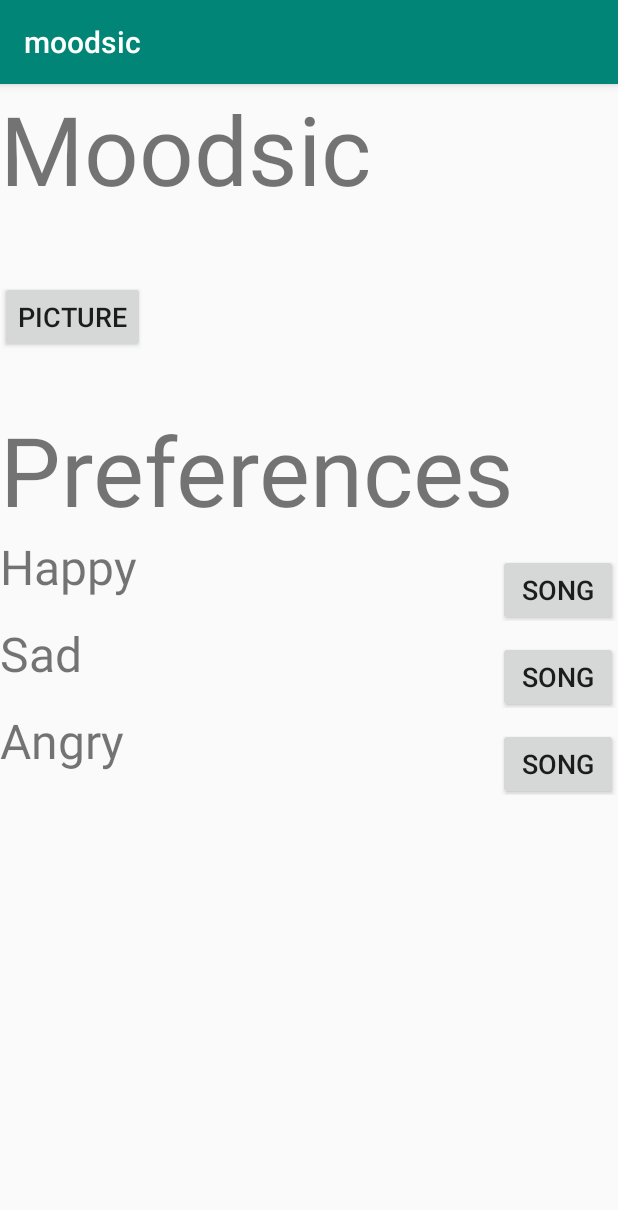
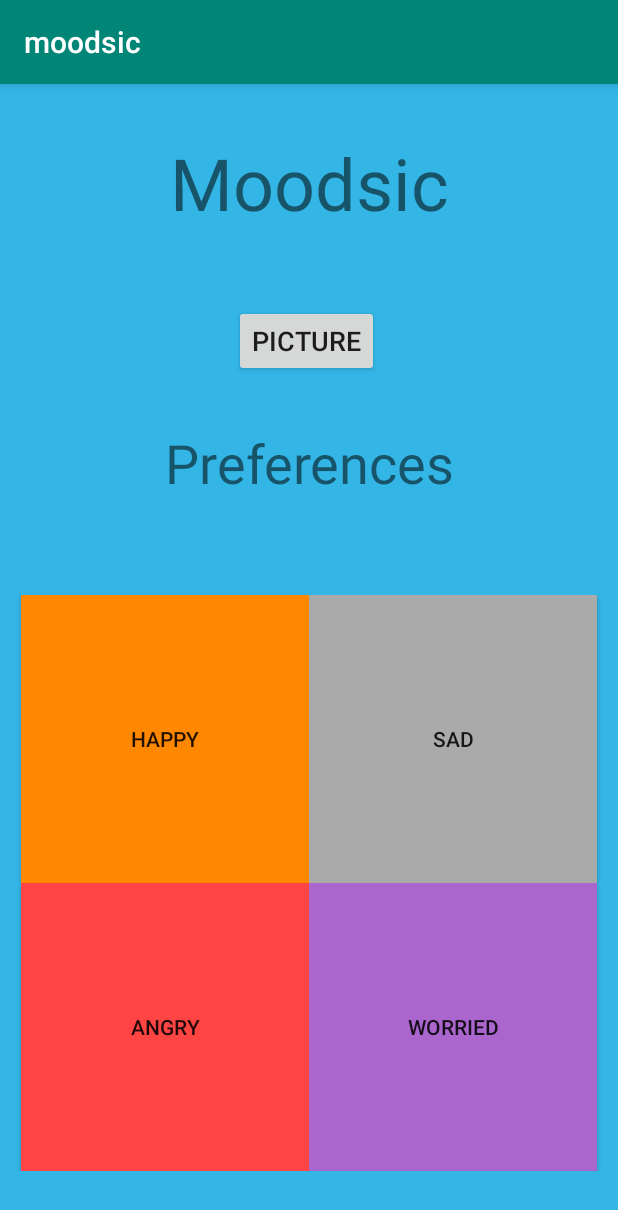
Before and after one commit to matttang7/moodsic, an Android app: the screen it shows after launch (MainActivity), on a phone screen of 412 x 824 dp. Shown: the top 1210 px of the screen. Run offline under Robolectric (Android 15) with nearby library versions, the phone set to English and light mode, and no system bars.

Commit message:
Square buttons

```diff
--- a/moodsic/app/src/main/java/com/example/moodsic/MainActivity.java
+++ b/moodsic/app/src/main/java/com/example/moodsic/MainActivity.java
@@ -28,9 +28,11 @@ public class MainActivity extends AppCompatActivity {
         super.onCreate(savedInstanceState);
         setContentView(R.layout.activity_main);
 
-        final Button happy = findViewById(R.id.happybutton);
-        final Button sad = findViewById(R.id.sadbutton);
-        final Button angry = findViewById(R.id.angrybutton);
+        final Button happy = findViewById(R.id.btn_happy);
+        final Button sad = findViewById(R.id.btn_sad);
+        final Button angry = findViewById(R.id.btn_angry);
+        final Button worried = findViewById(R.id.btn_worried);
+
         final Button picture = findViewById(R.id.picture);
         picture.setOnClickListener(new View.OnClickListener() {
             @Override
@@ -51,7 +53,7 @@ public class MainActivity extends AppCompatActivity {
                 popup.setOnMenuItemClickListener(new PopupMenu.OnMenuItemClickListener() {
                     public boolean onMenuItemClick(MenuItem item) {
                         buttonClicked(item);
-                        happy.setText(item.getTitle());
+                        happy.setText("Happy\n" + item.getTitle());
                         return true;
                     }
                 });
@@ -72,7 +74,7 @@ public class MainActivity extends AppCompatActivity {
                 popup.setOnMenuItemClickListener(new PopupMenu.OnMenuItemClickListener() {
                     public boolean onMenuItemClick(MenuItem item) {
                         buttonClicked(item);
-                        sad.setText(item.getTitle());
+                        sad.setText("Sad\n" + item.getTitle());
                         return true;
                     }
                 });
@@ -93,7 +95,28 @@ public class MainActivity extends AppCompatActivity {
                 popup.setOnMenuItemClickListener(new PopupMenu.OnMenuItemClickListener() {
                     public boolean onMenuItemClick(MenuItem item) {
                         buttonClicked(item);
-                        angry.setText(item.getTitle());
+                        angry.setText("Angry\n" + item.getTitle());
+                        return true;
+                    }
+                });
+
+                popup.show();//showing popup menu
+            }
+        });
+
+        worried.setOnClickListener(new View.OnClickListener() {
+            @Override
+            public void onClick(View v) {
+                //Creating the instance of PopupMenu
+                PopupMenu popup = new PopupMenu(MainActivity.this, worried);
+                //Inflating the Popup using xml file
+                popup.getMenuInflater().inflate(R.menu.popup_menu, popup.getMenu());
+
+                //registering popup with OnMenuItemClickListener
+                popup.setOnMenuItemClickListener(new PopupMenu.OnMenuItemClickListener() {
+                    public boolean onMenuItemClick(MenuItem item) {
+                        buttonClicked(item);
+                        worried.setText("Worried\n" + item.getTitle());
                         return true;
                     }
                 });
--- a/moodsic/app/src/main/res/layout/activity_main.xml
+++ b/moodsic/app/src/main/res/layout/activity_main.xml
@@ -4,121 +4,190 @@
     xmlns:tools="http://schemas.android.com/tools"
     android:layout_width="match_parent"
     android:layout_height="match_parent"
+    android:background="@android:color/holo_blue_light"
     tools:context=".MainActivity">
 
     <TextView
         android:id="@+id/Title"
+        android:layout_width="match_parent"
+        android:layout_height="wrap_content"
+        android:layout_marginBottom="200dp"
+        android:gravity="center"
+        android:text="Moodsic"
+        android:textSize="48sp"
+        app:layout_constraintBottom_toTopOf="@+id/scrollView3"
+        app:layout_constraintStart_toStartOf="parent"
+        app:layout_constraintTop_toTopOf="parent">
+
+    </TextView>
+
+    <Button
+        android:id="@+id/picture"
         android:layout_width="wrap_content"
         android:layout_height="wrap_content"
-        android:layout_marginBottom="214dp"
-        android:gravity="start"
-        android:text="Moodsic"
-        android:textSize="64sp"
-        app:layout_constraintBottom_toTopOf="@+id/scrollView3"
+        android:layout_marginStart="156dp"
+        android:layout_marginLeft="156dp"
+        android:gravity="center"
+        android:text="Picture"
+        android:textSize="18sp"
+        app:layout_constraintBottom_toTopOf="@+id/preferences"
         app:layout_constraintStart_toStartOf="parent"
-        app:layout_constraintTop_toTopOf="parent"></TextView>
-    <Button android:text="Picture"
-        android:id="@+id/picture"
-        app:layout_constraintBottom_toTopOf="@+id/scrollView3"
-        app:layout_constraintStart_toStartOf="parent"
-        app:layout_constraintTop_toTopOf="parent"
-        android:textSize="18dp"
-        android:layout_marginTop="10dp"
-        android:layout_height="wrap_content"
-        android:layout_width="wrap_content">
-    </Button>
+        app:layout_constraintTop_toBottomOf="@+id/Title"
+        app:layout_constraintVertical_bias="0.6"></Button>
+
     <TextView
         android:id="@+id/preferences"
-        android:layout_width="wrap_content"
+        android:layout_width="match_parent"
         android:layout_height="wrap_content"
-        android:gravity="start"
+        android:layout_marginBottom="64dp"
+        android:gravity="center"
         android:text="Preferences"
-        android:textSize="64sp"
+        android:textSize="36sp"
         app:layout_constraintBottom_toTopOf="@+id/scrollView3"
         app:layout_constraintStart_toStartOf="@+id/scrollView3"></TextView>
 
     <ScrollView
         android:id="@+id/scrollView3"
-        android:layout_width="0dp"
-        android:layout_height="0dp"
+        android:layout_width="match_parent"
+        android:layout_height="wrap_content"
         app:layout_constraintBottom_toBottomOf="parent"
         app:layout_constraintEnd_toEndOf="parent"
         app:layout_constraintStart_toStartOf="parent"
-        app:layout_constraintTop_toBottomOf="@+id/Title">
+        app:layout_constraintTop_toBottomOf="@+id/Title"
+        android:layout_margin="10dp"
+        >
 
         <LinearLayout
             android:layout_width="match_parent"
             android:layout_height="wrap_content"
+            android:layout_gravity="center"
+            android:gravity="center"
             android:orientation="vertical">
 
-            <LinearLayout xmlns:android="http://schemas.android.com/apk/res/android"
-                android:orientation="horizontal"
-                android:layout_width="fill_parent"
-                android:layout_height="fill_parent"
-                >
-                <TextView
-                    android:layout_alignParentLeft="true"
+            <LinearLayout
+                android:layout_width="match_parent"
+                android:layout_height="wrap_content"
+                android:gravity="center"
+                android:orientation="horizontal">
+
+                <Button
+                    android:id="@+id/btn_happy"
+                    android:layout_width="wrap_content"
+                    android:layout_height="wrap_content"
+                    android:width="@android:dimen/thumbnail_width"
+                    android:height="@android:dimen/thumbnail_width"
                     android:text="Happy"
-                    android:layout_weight="1"
-                    android:id="@+id/heppy"
-                    android:textSize="32sp"
+                    android:background="@android:color/holo_orange_dark"/>
+
+                <Button
+                    android:id="@+id/btn_sad"
+                    android:layout_width="wrap_content"
                     android:layout_height="wrap_content"
-                    android:layout_width="fill_parent">
-                </TextView>
-                <Button android:text="Song"
-                    android:id="@+id/happybutton"
-                    android:textSize="18dp"
-                    android:layout_marginTop="10dp"
-                    android:layout_height="wrap_content"
-                    android:layout_width="80dp">
-                </Button>
+                    android:width="@android:dimen/thumbnail_width"
+                    android:height="@android:dimen/thumbnail_width"
+                    android:text="Sad"
+                    android:background="@android:color/darker_gray"
+                    />
+
             </LinearLayout>
 
-            <LinearLayout xmlns:android="http://schemas.android.com/apk/res/android"
-                android:orientation="horizontal"
-                android:layout_width="fill_parent"
-                android:layout_height="fill_parent"
-                >
-                <TextView
-                    android:layout_alignParentLeft="true"
-                    android:text="Sad"
-                    android:layout_weight="1"
-                    android:id="@+id/sad"
-                    android:textSize="32sp"
+            <LinearLayout
+                android:layout_width="match_parent"
+                android:layout_height="wrap_content"
+                android:gravity="center"
+                android:orientation="horizontal">
+
+                <Button
+                    android:id="@+id/btn_angry"
+                    android:layout_width="wrap_content"
                     android:layout_height="wrap_content"
-                    android:layout_width="fill_parent">
-                </TextView>
-                <Button android:text="Song"
-                    android:id="@+id/sadbutton"
-                    android:textSize="18dp"
-                    android:layout_marginTop="10dp"
+                    android:width="@android:dimen/thumbnail_width"
+                    android:height="@android:dimen/thumbnail_width"
+                    android:text="Angry"
+                    android:background="@android:color/holo_red_light"/>
+
+                <Button
+                    android:id="@+id/btn_worried"
+                    android:layout_width="wrap_content"
                     android:layout_height="wrap_content"
-                    android:layout_width="80dp">
-                </Button>
+                    android:width="@android:dimen/thumbnail_width"
+                    android:height="@android:dimen/thumbnail_width"
+                    android:text="Worried"
+                    android:background="@android:color/holo_purple"
+                    />
             </LinearLayout>
 
-            <LinearLayout xmlns:android="http://schemas.android.com/apk/res/android"
-                android:orientation="horizontal"
-                android:layout_width="fill_parent"
-                android:layout_height="fill_parent"
-                >
-                <TextView
-                    android:layout_alignParentLeft="true"
-                    android:text="Angry"
-                    android:layout_weight="1"
-                    android:id="@+id/angry"
-                    android:textSize="32sp"
-                    android:layout_height="wrap_content"
-                    android:layout_width="fill_parent">
-                </TextView>
-                <Button android:text="Song"
-                    android:id="@+id/angrybutton"
-                    android:textSize="18dp"
-                    android:layout_marginTop="10dp"
-                    android:layout_height="wrap_content"
-                    android:layout_width="80dp">
-                </Button>
-            </LinearLayout>
+
+            <!--            <LinearLayout xmlns:android="http://schemas.android.com/apk/res/android"-->
+            <!--                android:orientation="horizontal"-->
+            <!--                android:layout_width="fill_parent"-->
+            <!--                android:layout_height="fill_parent"-->
+            <!--                >-->
+            <!--                <TextView-->
+            <!--                    android:layout_alignParentLeft="true"-->
+            <!--                    android:text="Happy"-->
+            <!--                    android:layout_weight="1"-->
+            <!--                    android:id="@+id/heppy"-->
+            <!--                    android:textSize="32sp"-->
+            <!--                    android:layout_height="wrap_content"-->
+            <!--                    android:layout_width="fill_parent">-->
+            <!--                </TextView>-->
+            <!--                <Button android:text="Song"-->
+            <!--                    android:id="@+id/happybutton"-->
+            <!--                    android:textSize="18dp"-->
+            <!--                    android:layout_marginTop="10dp"-->
+            <!--                    android:layout_height="wrap_content"-->
+            <!--                    android:layout_width="80dp">-->
+            <!--                </Button>-->
+            <!--            </LinearLayout>-->
+
+            <!--            <LinearLayout xmlns:android="http://schemas.android.com/apk/res/android"-->
+            <!--                android:orientation="horizontal"-->
+            <!--                android:layout_width="fill_parent"-->
+            <!--                android:layout_height="fill_parent"-->
+            <!--                >-->
+            <!--                <TextView-->
+            <!--                    android:layout_alignParentLeft="true"-->
+            <!--                    android:text="Sad"-->
+            <!--                    android:layout_weight="1"-->
+            <!--                    android:id="@+id/sad"-->
+            <!--                    android:textSize="32sp"-->
+            <!--                    android:layout_height="wrap_content"-->
+            <!--                    android:layout_width="fill_parent">-->
+            <!--                </TextView>-->
+            <!--                <Button android:text="Song"-->
+            <!--                    android:id="@+id/sadbutton"-->
+            <!--                    android:textSize="18dp"-->
+            <!--                    android:layout_marginTop="10dp"-->
+            <!--                    android:layout_height="wrap_content"-->
+            <!--                    android:layout_width="80dp">-->
+            <!--                </Button>-->
+            <!--            </LinearLayout>-->
+
+            <!--            <LinearLayout xmlns:android="http://schemas.android.com/apk/res/android"-->
+            <!--                android:orientation="horizontal"-->
+            <!--                android:layout_width="fill_parent"-->
+            <!--                android:layout_height="fill_parent"-->
+            <!--                >-->
+            <!--                <TextView-->
+            <!--                    android:layout_alignParentLeft="true"-->
+            <!--                    android:text="Angry"-->
+            <!--                    android:layout_weight="1"-->
+            <!--                    android:id="@+id/angry"-->
+            <!--                    android:textSize="32sp"-->
+            <!--                    android:layout_height="wrap_content"-->
+            <!--                    android:layout_width="fill_parent">-->
+            <!--                </TextView>-->
+            <!--                <Button android:text="Song"-->
+            <!--                    android:id="@+id/angrybutton"-->
+            <!--                    android:textSize="18dp"-->
+            <!--                    android:layout_marginTop="10dp"-->
+            <!--                    android:layout_height="wrap_content"-->
+            <!--                    android:layout_width="80dp">-->
+            <!--                </Button>-->
+            <!--            </LinearLayout>-->
+
+
         </LinearLayout>
     </ScrollView>
 
```
